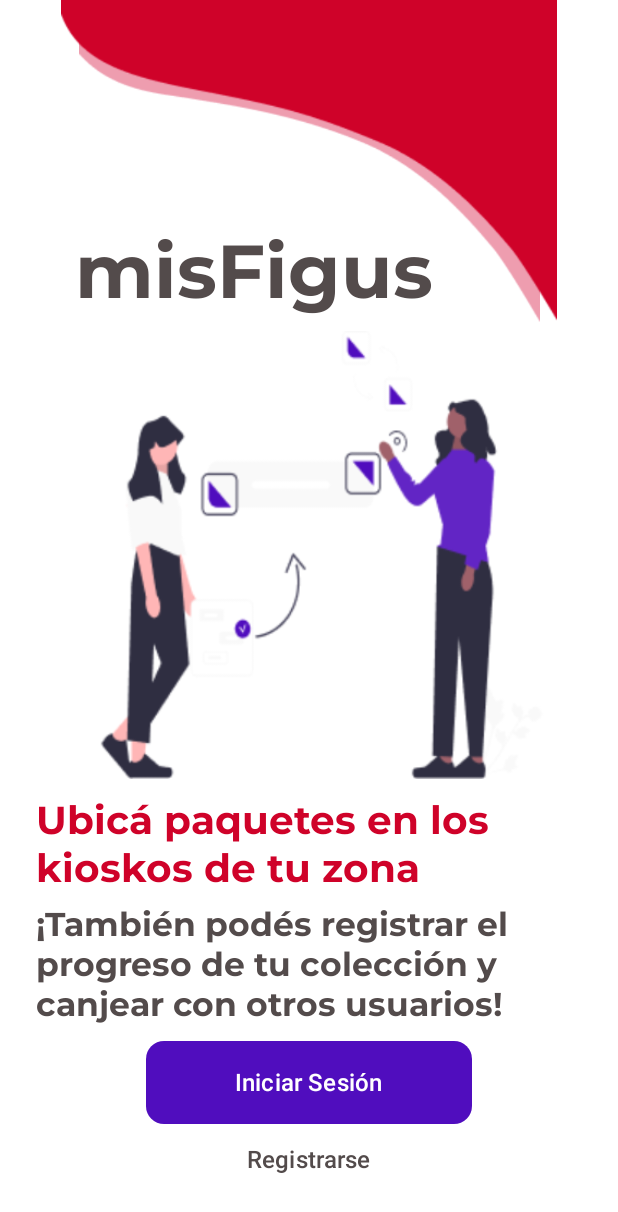
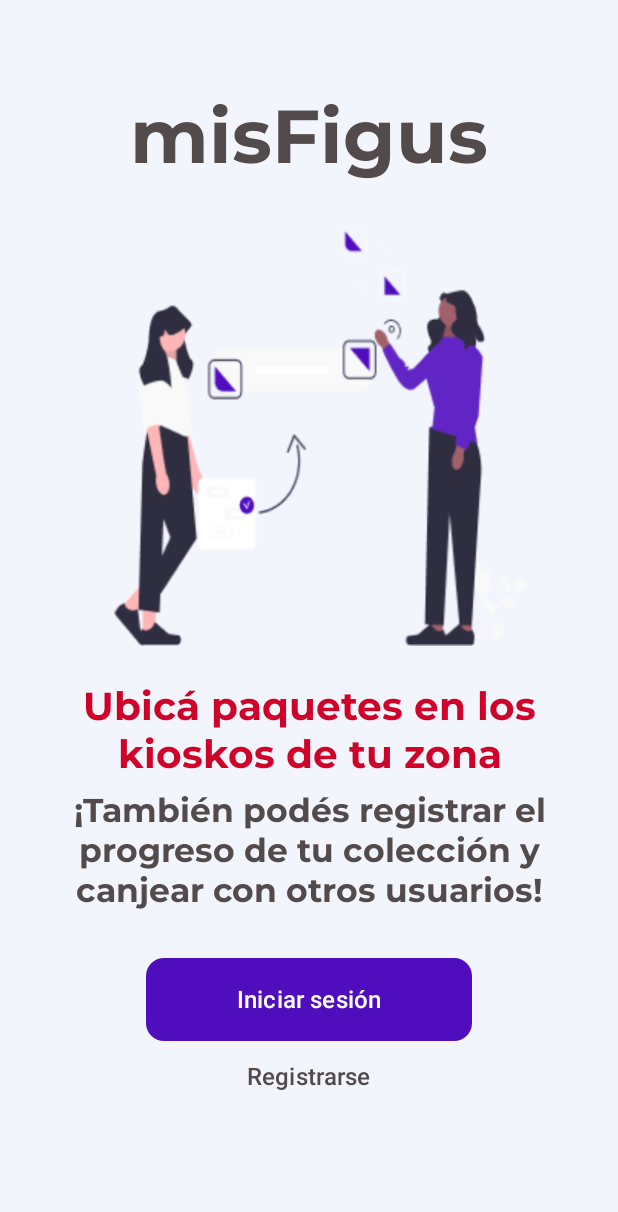
Before and after one commit to UTN-FRBA-Mobile/MisFigus, an Android app built with Jetpack Compose: the screen it shows after launch (MainActivity), on a phone screen of 412 x 824 dp. Shown: the top 1212 px of the screen. Run offline under Robolectric (Android 15) with nearby library versions, the phone set to English and light mode, and no system bars; libraries missing offline, so code that uses them is left out: com.jakewharton.retrofit2.

Commit message:
fix presentation screen

```diff
--- a/app/src/main/java/com/misfigus/screens/login/PresentationScreen.kt
+++ b/app/src/main/java/com/misfigus/screens/login/PresentationScreen.kt
@@ -21,6 +21,7 @@ import androidx.compose.runtime.Composable
 import androidx.compose.ui.Alignment
 import androidx.compose.ui.Modifier
 import androidx.compose.ui.graphics.Color
+
 import androidx.compose.ui.res.colorResource
 import androidx.compose.ui.res.painterResource
 import androidx.compose.ui.text.font.FontWeight
@@ -29,64 +30,53 @@ import androidx.compose.ui.unit.dp
 import androidx.compose.ui.unit.sp
 import androidx.navigation.NavController
 import com.example.misfigus.R
+import com.misfigus.ui.theme.Background
 
 @Composable
 fun PresentationScreen(navController: NavController) {
     Box(
         modifier = Modifier
             .fillMaxSize()
-            .background(Color.White)
+            .background(Background)
     ) {
-        // Background with curves and title
-        Box(
-            modifier = Modifier
-                .fillMaxWidth()
-                .height(220.dp)
-        ) {
-            Image(
-                painter = painterResource(id = R.drawable.presentation_curve_background_pink),
-                contentDescription = null,
-                modifier = Modifier.fillMaxSize().fillMaxHeight()
-            )
-            Image(
-                painter = painterResource(id = R.drawable.presentation_curve_background_red),
-                contentDescription = null,
-                modifier = Modifier.fillMaxSize().fillMaxHeight()
-            )
+
         Text(
             text = "misFigus",
             fontSize = 50.sp,
             fontWeight = FontWeight.Bold,
             color = colorResource(id = R.color.regular),
             modifier = Modifier
-                    .align(Alignment.TopStart)
-                    .padding(top = 150.dp, start= 50.dp)
+                .align(Alignment.TopCenter)
+                .padding(top = 60.dp)
         )
-        }
 
-        // Main content
         Column(
             modifier = Modifier
                 .fillMaxSize()
-                .padding(horizontal = 24.dp)
-                .padding(top = 220.dp),
+                .padding(top = 100.dp, bottom = 32.dp),
             horizontalAlignment = Alignment.CenterHorizontally,
-            verticalArrangement = Arrangement.SpaceBetween
+            verticalArrangement = Arrangement.Center
         ) {
             Image(
                 painter = painterResource(id = R.drawable.presentation_illustration),
                 contentDescription = "Ilustración presentación",
                 modifier = Modifier
                     .fillMaxWidth()
-                    .height(300.dp)
+                    .height(280.dp)
+                    .padding(horizontal = 24.dp)
             )
 
-            Column(horizontalAlignment = Alignment.CenterHorizontally) {
+            Spacer(modifier = Modifier.height(24.dp))
+
+            Column(
+                horizontalAlignment = Alignment.CenterHorizontally,
+                modifier = Modifier.padding(horizontal = 24.dp)
+            ) {
                 Text(
                     text = "Ubicá paquetes en los kioskos de tu zona",
                     color = colorResource(id = R.color.red),
                     fontSize = 26.sp,
-                    textAlign = TextAlign.Left,
+                    textAlign = TextAlign.Center,
                     fontWeight = FontWeight.SemiBold
                 )
 
@@ -94,13 +84,17 @@ fun PresentationScreen(navController: NavController) {
                     text = "¡También podés registrar el progreso de tu colección y canjear con otros usuarios!",
                     color = colorResource(id = R.color.regular),
                     fontSize = 22.sp,
-                    textAlign = TextAlign.Left,
+                    textAlign = TextAlign.Center,
                     modifier = Modifier.padding(top = 8.dp)
                 )
             }
 
+            Spacer(modifier = Modifier.height(32.dp))
+
             Column(
-                modifier = Modifier.fillMaxWidth(),
+                modifier = Modifier
+                    .fillMaxWidth()
+                    .padding(horizontal = 24.dp),
                 horizontalAlignment = Alignment.CenterHorizontally
             ) {
                 Button(
@@ -114,7 +108,7 @@ fun PresentationScreen(navController: NavController) {
                     shape = RoundedCornerShape(12.dp)
                 ) {
                     Text(
-                        text = "Iniciar Sesión",
+                        text = "Iniciar sesión",
                         color = Color.White,
                         fontSize = 16.sp
                     )
@@ -123,8 +117,6 @@ fun PresentationScreen(navController: NavController) {
                     Text("Registrarse", color = colorResource(id = R.color.regular), fontSize = 16.sp)
                 }
             }
-
-            Spacer(modifier = Modifier.height(16.dp))
         }
     }
 }
```
Lines whose indentation alone changed are shown as unchanged.
